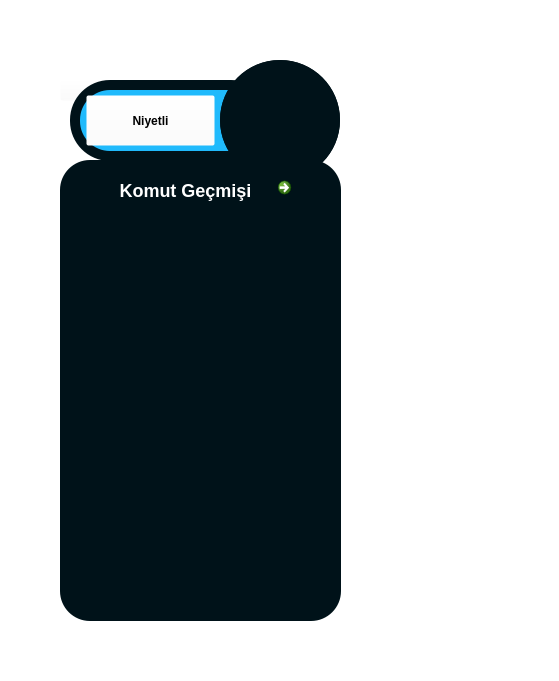
First picture: the form in Niyetli.ui, repository mehmetemrepolat/Niyetli, before the edit.
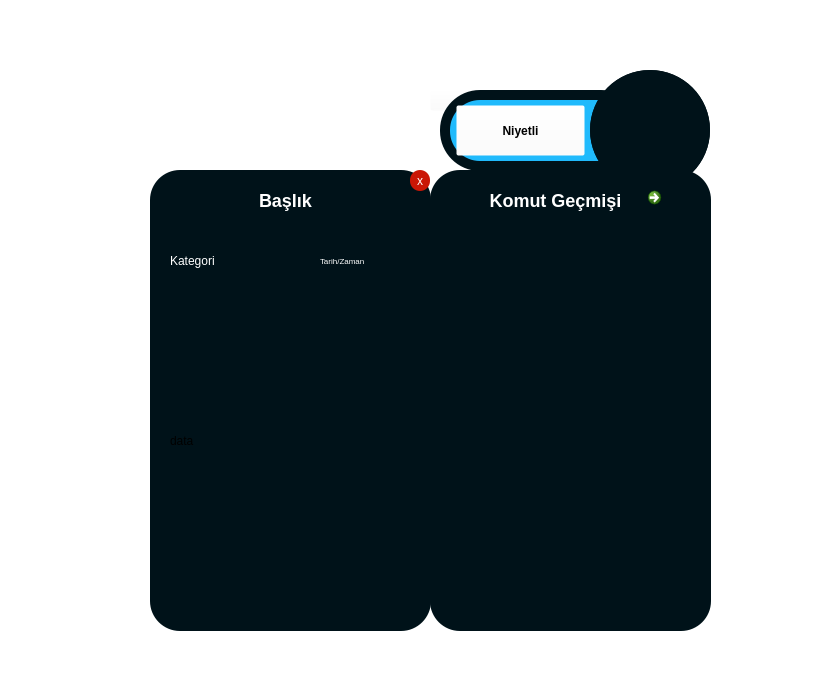
Second picture: the form after the edit.

Commit message: UI - Not içeriği ayrı pencerede görüntüleme

```diff
--- a/Niyetli.ui
+++ b/Niyetli.ui
@@ -6,7 +6,7 @@
    <rect>
     <x>0</x>
     <y>0</y>
-    <width>559</width>
+    <width>839</width>
     <height>681</height>
    </rect>
   </property>
@@ -23,8 +23,8 @@
    <widget class="QFrame" name="frame_29">
     <property name="geometry">
      <rect>
-      <x>220</x>
-      <y>60</y>
+      <x>590</x>
+      <y>70</y>
       <width>120</width>
       <height>120</height>
      </rect>
@@ -85,8 +85,8 @@
    <widget class="QFrame" name="container_7">
     <property name="geometry">
      <rect>
-      <x>70</x>
-      <y>80</y>
+      <x>440</x>
+      <y>90</y>
       <width>201</width>
       <height>81</height>
      </rect>
@@ -176,8 +176,8 @@
     </property>
     <property name="geometry">
      <rect>
-      <x>60</x>
-      <y>160</y>
+      <x>430</x>
+      <y>170</y>
       <width>281</width>
       <height>461</height>
      </rect>
@@ -205,19 +205,10 @@
      </property>
      <layout class="QVBoxLayout" name="verticalLayout_2">
       <item>
-       <widget class="QListView" name="Dialog_2">
-        <property name="font">
-         <font>
-          <weight>50</weight>
-          <italic>false</italic>
-          <bold>false</bold>
-         </font>
-        </property>
-        <property name="autoFillBackground">
-         <bool>false</bool>
-        </property>
+       <widget class="QTableWidget" name="tableWidget">
         <property name="styleSheet">
-         <string notr="true">background-color:rgb(0, 18, 25);
+         <string notr="true">background: rgb(0, 18, 25);
+background-color:rgb(0, 18, 25);
 color: #bfbfbf; /* Yazı rengi*/
 border: none;
 font: arial</string>
@@ -286,8 +277,8 @@
    <widget class="QFrame" name="frame_32">
     <property name="geometry">
      <rect>
-      <x>60</x>
-      <y>70</y>
+      <x>430</x>
+      <y>80</y>
       <width>51</width>
       <height>51</height>
      </rect>
@@ -327,6 +318,172 @@
      </layout>
     </widget>
    </widget>
+   <widget class="QFrame" name="container_content">
+    <property name="enabled">
+     <bool>true</bool>
+    </property>
+    <property name="geometry">
+     <rect>
+      <x>150</x>
+      <y>170</y>
+      <width>281</width>
+      <height>461</height>
+     </rect>
+    </property>
+    <property name="styleSheet">
+     <string notr="true">QFrame{
+	background-color:rgb(0, 18, 25);
+    border-radius: 30px;
+}</string>
+    </property>
+    <property name="frameShape">
+     <enum>QFrame::NoFrame</enum>
+    </property>
+    <property name="frameShadow">
+     <enum>QFrame::Raised</enum>
+    </property>
+    <widget class="QWidget" name="verticalLayoutWidget_6">
+     <property name="geometry">
+      <rect>
+       <x>20</x>
+       <y>100</y>
+       <width>241</width>
+       <height>341</height>
+      </rect>
+     </property>
+     <layout class="QVBoxLayout" name="verticalLayout_6">
+      <item>
+       <widget class="QLabel" name="data_input">
+        <property name="text">
+         <string>data</string>
+        </property>
+       </widget>
+      </item>
+     </layout>
+    </widget>
+    <widget class="QWidget" name="verticalLayoutWidget_7">
+     <property name="geometry">
+      <rect>
+       <x>20</x>
+       <y>10</y>
+       <width>231</width>
+       <height>41</height>
+      </rect>
+     </property>
+     <layout class="QVBoxLayout" name="verticalLayout_7">
+      <item>
+       <widget class="QLabel" name="content_title">
+        <property name="font">
+         <font>
+          <family>Arial</family>
+          <pointsize>-1</pointsize>
+          <weight>75</weight>
+          <bold>true</bold>
+         </font>
+        </property>
+        <property name="styleSheet">
+         <string notr="true">color: #fff;
+border: none;
+font-family: Arial;
+font-size: 18px;
+font-weight: bold;</string>
+        </property>
+        <property name="text">
+         <string>Başlık</string>
+        </property>
+        <property name="alignment">
+         <set>Qt::AlignCenter</set>
+        </property>
+       </widget>
+      </item>
+     </layout>
+    </widget>
+    <widget class="QWidget" name="verticalLayoutWidget_8">
+     <property name="geometry">
+      <rect>
+       <x>170</x>
+       <y>80</y>
+       <width>91</width>
+       <height>21</height>
+      </rect>
+     </property>
+     <layout class="QVBoxLayout" name="verticalLayout_8">
+      <item>
+       <widget class="QLabel" name="time_data">
+        <property name="font">
+         <font>
+          <pointsize>6</pointsize>
+         </font>
+        </property>
+        <property name="styleSheet">
+         <string notr="true">color: white</string>
+        </property>
+        <property name="text">
+         <string>Tarih/Zaman</string>
+        </property>
+       </widget>
+      </item>
+     </layout>
+    </widget>
+    <widget class="QWidget" name="verticalLayoutWidget_9">
+     <property name="geometry">
+      <rect>
+       <x>20</x>
+       <y>80</y>
+       <width>111</width>
+       <height>21</height>
+      </rect>
+     </property>
+     <layout class="QVBoxLayout" name="verticalLayout_10">
+      <item>
+       <widget class="QLabel" name="content_category">
+        <property name="styleSheet">
+         <string notr="true">color: white</string>
+        </property>
+        <property name="text">
+         <string>Kategori</string>
+        </property>
+       </widget>
+      </item>
+     </layout>
+    </widget>
+    <widget class="QPushButton" name="closebtn">
+     <property name="enabled">
+      <bool>true</bool>
+     </property>
+     <property name="geometry">
+      <rect>
+       <x>260</x>
+       <y>0</y>
+       <width>20</width>
+       <height>21</height>
+      </rect>
+     </property>
+     <property name="cursor">
+      <cursorShape>PointingHandCursor</cursorShape>
+     </property>
+     <property name="toolTip">
+      <string>Close</string>
+     </property>
+     <property name="styleSheet">
+      <string notr="true">QPushButton {
+	font: 8pt &quot;Comic Sans MS&quot;;
+	border: none;
+	border-radius: 10px;		
+	background-color: #ca1606;
+
+	font: 25 8pt &quot;Microsoft YaHei UI Light&quot;;
+    color: #fff;
+}
+QPushButton:hover {		
+	background-color: rgb(255, 0, 0);
+}</string>
+     </property>
+     <property name="text">
+      <string>x</string>
+     </property>
+    </widget>
+   </widget>
    <zorder>frame_32</zorder>
    <zorder>container_7</zorder>
    <zorder>frame_29</zorder>
```
Left out of the diff: 1 changed line with no effect on the pictures. The commit also changes 3 other files.
